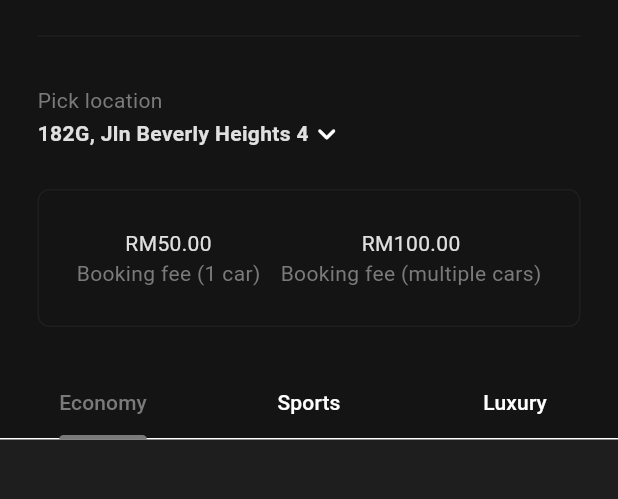
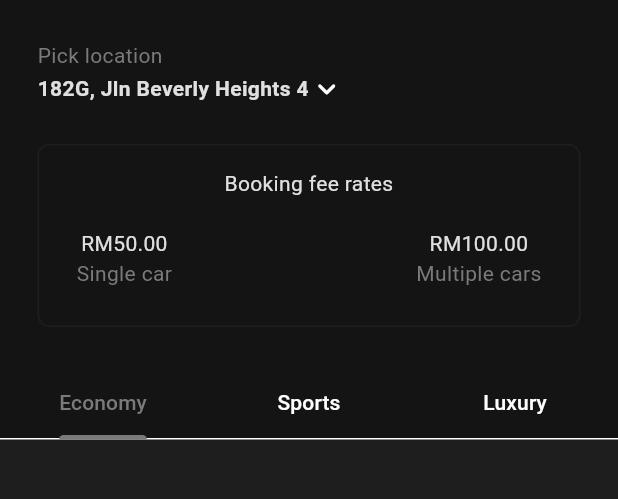
Before and after one commit to AdNorm4n/carentalapp, a Flutter app: the screen it shows once a user with an empty profile is signed in, on a phone screen of 412 x 824 dp, the part 63-562 px from its top. Run offline on Flutter 3.47's test engine with Material 3 defaults, Android fonts, the phone set to English and light mode, and no system bars; our stand-ins replace cached_network_image, cloud_firestore, firebase_auth, firebase_core, firebase_storage, flutter_credit_card and 1 more; accounts and stored records are empty.

Commit message:
Done Booking Page has been Updated

```diff
--- a/lib/components/description_box.dart
+++ b/lib/components/description_box.dart
@@ -22,32 +22,51 @@ class DescriptionBox extends StatelessWidget {
           ),
           borderRadius: BorderRadius.circular(8),
         ),
-        padding: const EdgeInsets.all(25),
-        child: Row(
+        padding: const EdgeInsets.only(
+          left: 25,
+          right: 25,
+          bottom: 25,
+          top: 15,
+        ),
+        child: Column(
+          children: [
+            // Centered title
+            Text(
+              "Booking fee rates",
+              style: myPrimaryTextStyle,
+              textAlign: TextAlign.center,
+            ),
+            SizedBox(
+                height:
+                    20), // Add some spacing between the title and the rows below
+            Row(
               mainAxisAlignment: MainAxisAlignment.spaceBetween,
               children: [
-            // booking fee for 1 car/receipt
-            Column(children: [
+                // Booking fee for single car
+                Column(
+                  children: [
                     Text(
-                "\RM50.00",
+                      "RM50.00",
                       style: myPrimaryTextStyle,
                     ),
                     Text(
-                "Booking fee (1 car)",
+                      "Single car",
                       style: mySecondaryTextStyle,
                     ),
-            ]),
-
-            // booking fee for more than 1 car/receipt
+                  ],
+                ),
+                // Booking fee for multiple cars
                 Column(
                   children: [
                     Text(
-                  '\RM100.00',
+                      'RM100.00',
                       style: myPrimaryTextStyle,
                     ),
                     Text(
-                  'Booking fee (multiple cars)',
+                      'Multiple cars',
                       style: mySecondaryTextStyle,
+                    ),
+                  ],
                 ),
               ],
             ),
--- a/lib/pages/home_page.dart
+++ b/lib/pages/home_page.dart
@@ -1,10 +1,10 @@
 import 'package:carentalapp/components/app_bar.dart';
+import 'package:carentalapp/components/current_location.dart';
 import 'package:carentalapp/components/drawer.dart';
 import 'package:flutter/material.dart';
 import 'package:provider/provider.dart';
 import 'package:carentalapp/models/go_rent.dart';
 import 'package:carentalapp/components/car_tile.dart';
-import 'package:carentalapp/components/current_location.dart';
 import 'package:carentalapp/components/description_box.dart';
 import 'package:carentalapp/components/tab_bar.dart';
 import 'package:carentalapp/models/car.dart';
@@ -17,15 +17,16 @@ class HomePage extends StatefulWidget {
   State<HomePage> createState() => _HomePageState();
 }
 
-class _HomePageState extends State<HomePage> with SingleTickerProviderStateMixin {
-
+class _HomePageState extends State<HomePage>
+    with SingleTickerProviderStateMixin {
   // tab bar controller
   late TabController _tabController;
 
   @override
   void initState() {
     super.initState();
-    _tabController = TabController(length: CarCategory.values.length, vsync: this);
+    _tabController =
+        TabController(length: CarCategory.values.length, vsync: this);
   }
 
   @override
@@ -42,7 +43,6 @@ class _HomePageState extends State<HomePage> with SingleTickerProviderStateMixin
   // return list of cars in given category
   List<Widget> getCarInThisCategory(List<Car> fullMenu) {
     return CarCategory.values.map((category) {
-
       // get category menu
       List<Car> categoryMenu = _filterMenuByCategory(category, fullMenu);
 
@@ -58,7 +58,8 @@ class _HomePageState extends State<HomePage> with SingleTickerProviderStateMixin
           return CarTile(
             car: car,
             onTap: () => Navigator.push(
-              context, MaterialPageRoute(
+              context,
+              MaterialPageRoute(
                 builder: (context) => CarPage(car: car),
               ),
             ),
@@ -77,21 +78,15 @@ class _HomePageState extends State<HomePage> with SingleTickerProviderStateMixin
         headerSliverBuilder: (context, innerBoxIsScrolled) => [
           HomeAppBar(
             title: HomeTabBar(tabController: _tabController),
-          child: Column(
+            child: const Column(
               mainAxisAlignment: MainAxisAlignment.end,
               crossAxisAlignment: CrossAxisAlignment.start,
               children: [
-              Divider(
-                indent: 25,
-                endIndent: 25,
-                color: Theme.of(context).colorScheme.secondary,
-              ),
-
                 // my location
                 const CurrentLocation(),
 
-             // description box
-             const DescriptionBox(),
+                // dbooking fee
+                DescriptionBox(),
               ],
             ),
           ),
--- a/lib/pages/payment_page.dart
+++ b/lib/pages/payment_page.dart
@@ -1,4 +1,4 @@
-import 'package:carentalapp/pages/delivery_progress_page.dart';
+import 'package:carentalapp/pages/done_booking_page.dart';
 import 'package:flutter/material.dart';
 import 'package:flutter_credit_card/flutter_credit_card.dart';
 
@@ -45,7 +45,7 @@ class _PaymentPageState extends State<PaymentPage> {
               onPressed: () => Navigator.push(
                 context,
                 MaterialPageRoute(
-                  builder: (context) => DeliveryProgressPage(),
+                  builder: (context) => DoneBookingPage(),
                 ),
               ),
               child: const Text("Yes"),
```
Also changed, not shown: lib/components/receipt.dart (+61 -3 lines), lib/pages/done_booking_page.dart (renamed from lib/pages/delivery_progress_page.dart, +7 -7 lines), lib/pages/subscribe_page.dart (deleted, +0 -21 lines). Lines whose indentation alone changed are shown as unchanged.
